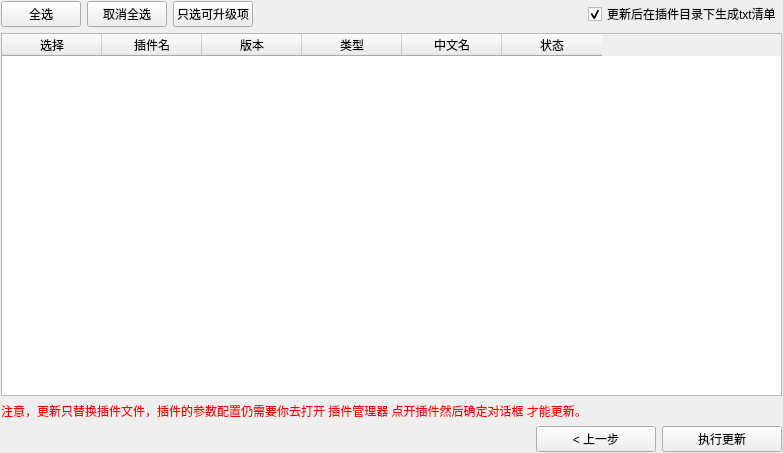
Above: DrillPluginInformationReader/Source/InformationModule/otherFunctionPart/pluginBatchUpdate/p_PluginBatchUpdatePart.ui from DrillUp/DrillPluginInformationReader before the change. Below: the same form after it.
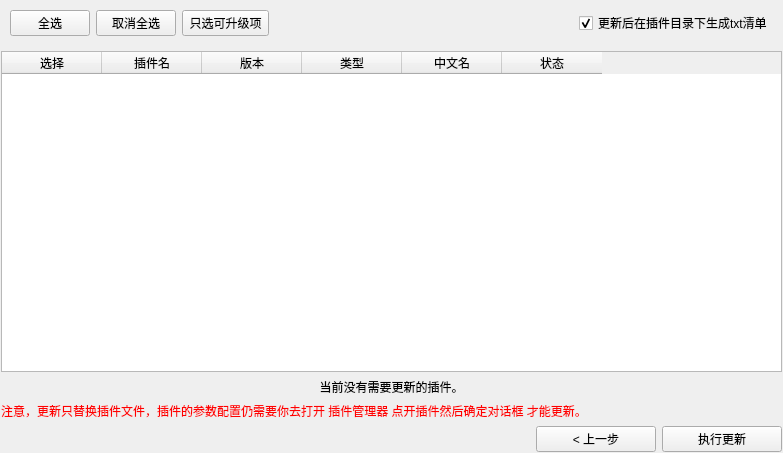
That is the form after the change. The open tabs and pages were chosen to show the change.

Commit message: 插件更新器和清理器优化

What changed in the file:
```diff
--- a/DrillPluginInformationReader/Source/InformationModule/otherFunctionPart/pluginBatchUpdate/p_PluginBatchUpdatePart.ui
+++ b/DrillPluginInformationReader/Source/InformationModule/otherFunctionPart/pluginBatchUpdate/p_PluginBatchUpdatePart.ui
@@ -223,28 +223,46 @@
        <property name="bottomMargin">
         <number>1</number>
        </property>
-       <item row="0" column="0">
+       <item row="3" column="1">
+        <widget class="QWidget" name="widget" native="true">
+         <layout class="QVBoxLayout" name="verticalLayout_2" stretch="0,1,0">
+          <property name="leftMargin">
+           <number>0</number>
+          </property>
+          <property name="topMargin">
+           <number>0</number>
+          </property>
+          <property name="rightMargin">
+           <number>0</number>
+          </property>
+          <property name="bottomMargin">
+           <number>0</number>
+          </property>
+          <item>
+           <widget class="QWidget" name="widget_btns" native="true">
+            <layout class="QHBoxLayout" name="horizontalLayout_2">
+             <item>
         <widget class="QPushButton" name="pushButton_selectAll">
          <property name="text">
           <string>全选</string>
          </property>
         </widget>
        </item>
-       <item row="0" column="1">
+             <item>
         <widget class="QPushButton" name="pushButton_deselectAll">
          <property name="text">
           <string>取消全选</string>
          </property>
         </widget>
        </item>
-       <item row="0" column="2">
+             <item>
         <widget class="QPushButton" name="pushButton_selectLevelUp">
          <property name="text">
-          <string>只选可升级项</string>
+                <string> 只选可升级项 </string>
          </property>
         </widget>
        </item>
-       <item row="0" column="3">
+             <item>
         <spacer name="horizontalSpacer">
          <property name="orientation">
           <enum>Qt::Horizontal</enum>
@@ -257,7 +275,7 @@
          </property>
         </spacer>
        </item>
-       <item row="0" column="4">
+             <item>
         <widget class="QCheckBox" name="checkBox_makeList">
          <property name="text">
           <string>更新后在插件目录下生成txt清单</string>
@@ -267,7 +285,25 @@
          </property>
         </widget>
        </item>
-       <item row="1" column="0" colspan="5">
+            </layout>
+           </widget>
+          </item>
+          <item>
+           <widget class="QWidget" name="widget_table" native="true">
+            <layout class="QVBoxLayout" name="verticalLayout_3">
+             <property name="leftMargin">
+              <number>0</number>
+             </property>
+             <property name="topMargin">
+              <number>0</number>
+             </property>
+             <property name="rightMargin">
+              <number>0</number>
+             </property>
+             <property name="bottomMargin">
+              <number>0</number>
+             </property>
+             <item>
         <widget class="QTableWidget" name="tableWidget_plugin">
          <property name="contextMenuPolicy">
           <enum>Qt::CustomContextMenu</enum>
@@ -328,7 +364,36 @@
          </column>
         </widget>
        </item>
-       <item row="3" column="0" colspan="5">
+             <item>
+              <widget class="QLabel" name="label_noTableItemTip">
+               <property name="sizePolicy">
+                <sizepolicy hsizetype="Expanding" vsizetype="Preferred">
+                 <horstretch>0</horstretch>
+                 <verstretch>0</verstretch>
+                </sizepolicy>
+               </property>
+               <property name="text">
+                <string>当前没有需要更新的插件。</string>
+               </property>
+               <property name="alignment">
+                <set>Qt::AlignCenter</set>
+               </property>
+              </widget>
+             </item>
+             <item>
+              <widget class="QLabel" name="label_tableTip">
+               <property name="styleSheet">
+                <string notr="true">color: rgb(255, 0, 0);</string>
+               </property>
+               <property name="text">
+                <string>注意，更新只替换插件文件，插件的参数配置仍需要你去打开 插件管理器 点开插件然后确定对话框 才能更新。</string>
+               </property>
+              </widget>
+             </item>
+            </layout>
+           </widget>
+          </item>
+          <item>
         <layout class="QHBoxLayout" name="horizontalLayout_3">
          <item>
           <spacer name="horizontalSpacer_5">
@@ -371,14 +436,7 @@
          </item>
         </layout>
        </item>
-       <item row="2" column="0" colspan="5">
-        <widget class="QLabel" name="label_2">
-         <property name="styleSheet">
-          <string notr="true">color: rgb(255, 0, 0);</string>
-         </property>
-         <property name="text">
-          <string>注意，更新只替换插件文件，插件的参数配置仍需要你去打开 插件管理器 点开插件然后确定对话框 才能更新。</string>
-         </property>
+         </layout>
         </widget>
        </item>
       </layout>
```
Left out of the diff: 2 changed lines with no effect on the pictures. Lines whose indentation alone changed are shown as unchanged. The commit also changes 4 other files.
